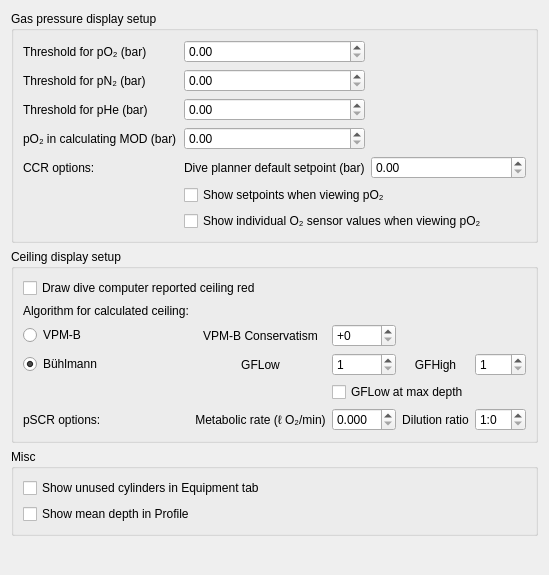
The window that desktop-widgets/preferences/preferences_graph.ui (subsurface/subsurface) describes before a commit, drawn with Qt 5.
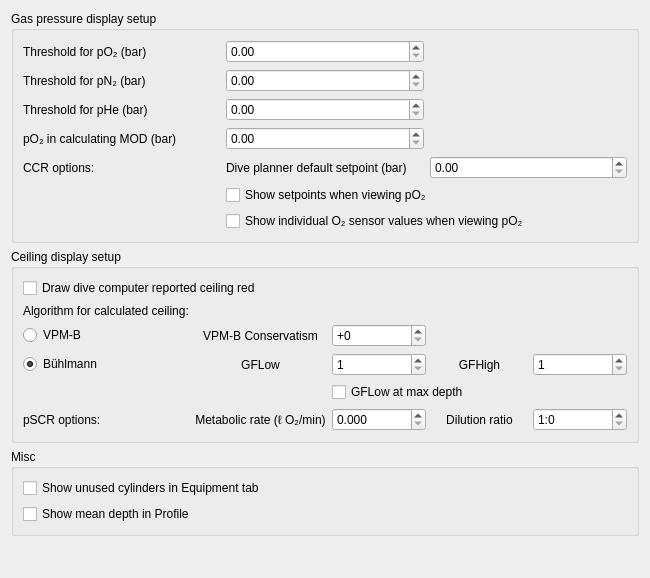
The same window after the commit.

Commit message: Also grey out labels when not relevant for current deco mode

Diff of the .ui file:
```diff
--- a/desktop-widgets/preferences/preferences_graph.ui
+++ b/desktop-widgets/preferences/preferences_graph.ui
@@ -6,8 +6,8 @@
    <rect>
     <x>0</x>
     <y>0</y>
-    <width>505</width>
-    <height>575</height>
+    <width>650</width>
+    <height>578</height>
    </rect>
   </property>
   <property name="windowTitle">
```
Left out of the diff: 26 changed lines with no effect on the pictures. The commit also changes 1 other file.
